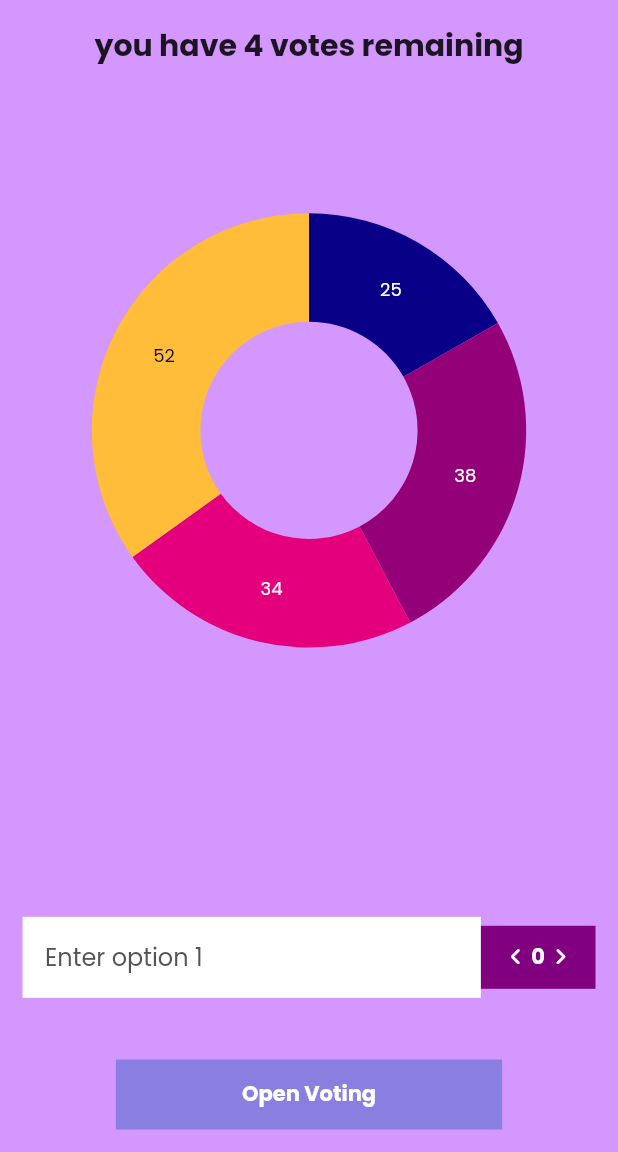
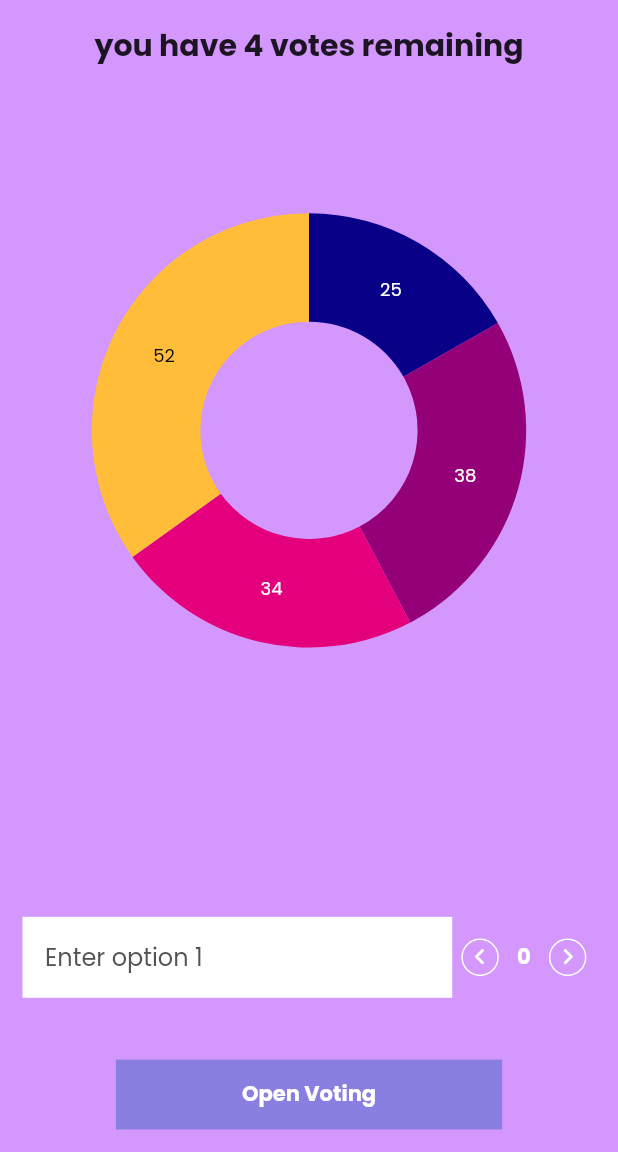
Before and after one commit to HeroesProjectTz/DecisionRoll-Flutter, a Flutter app: the DecisionPage screen opened directly with empty values, on a phone screen of 412 x 824 dp, the part 84-1236 px from its top. Run offline on Flutter 3.47's test engine with Material 2 defaults, Android fonts, the phone set to English and light mode, and no system bars; our stand-ins replace cloud_firestore, firebase_auth, firebase_core, flutter_riverpod, font_awesome_flutter, go_router and 5 more; missing offline and left inert: flutter_facebook_auth; accounts and stored records are empty.

Commit message:
Use button with Eliza’s image for decrement and increment vote

```diff
--- /dev/null
+++ b/lib/screens/components/candidate_vote_control.dart
@@ -0,0 +1,70 @@
+import 'package:decisionroll/utilities/colors.dart';
+import 'package:flutter/material.dart';
+import 'package:font_awesome_flutter/font_awesome_flutter.dart';
+
+class CandidateVoteControl extends StatelessWidget {
+  Color? color;
+  CandidateVoteControl(Color purpleColor, {Key? key, color = purpleColor})
+      : super(key: key);
+
+  @override
+  Widget build(BuildContext context) {
+    return Expanded(
+      flex: 1,
+      child: Container(
+          decoration: BoxDecoration(
+            color: color,
+          ),
+          padding: const EdgeInsets.symmetric(horizontal: 0, vertical: 10.5),
+          child: Row(
+            mainAxisAlignment: MainAxisAlignment.spaceAround,
+            children: [
+              InkWell(
+                onTap: () {
+                  debugPrint("Decrement");
+                },
+                child: Container(
+                  padding: const EdgeInsets.symmetric(
+                    horizontal: 5,
+                    vertical: 5,
+                  ),
+                  decoration: BoxDecoration(
+                    shape: BoxShape.circle,
+                    border: Border.all(
+                      color: Colors.white,
+                    ),
+                  ),
+                  child: const Icon(FontAwesomeIcons.angleLeft,
+                      color: Colors.white, size: 13),
+                ),
+              ),
+              const Text('0',
+                  style: TextStyle(
+                    color: Colors.white,
+                    fontWeight: FontWeight.bold,
+                  )),
+              // SizedBox(width: SizeConfig.screenWidth(c) * 0.01),
+              InkWell(
+                onTap: () {
+                  debugPrint("Increment");
+                },
+                child: Container(
+                  padding: const EdgeInsets.symmetric(
+                    horizontal: 5,
+                    vertical: 5,
+                  ),
+                  decoration: BoxDecoration(
+                    shape: BoxShape.circle,
+                    border: Border.all(
+                      color: Colors.white,
+                    ),
+                  ),
+                  child: const Icon(FontAwesomeIcons.angleRight,
+                      color: Colors.white, size: 13),
+                ),
+              ),
+            ],
+          )),
+    );
+  }
+}
--- a/lib/screens/decisions/decision_page.dart
+++ b/lib/screens/decisions/decision_page.dart
@@ -1,12 +1,11 @@
+import 'package:decisionroll/screens/components/candidate_vote_control.dart';
 import 'package:flutter/material.dart';
 import 'package:flutter_riverpod/flutter_riverpod.dart';
 import 'package:decisionroll/common/my_appbar.dart';
 import 'package:decisionroll/common/my_drawer.dart';
 import 'package:decisionroll/common/sizeConfig.dart';
 import 'package:decisionroll/utilities/colors.dart';
-import 'package:font_awesome_flutter/font_awesome_flutter.dart';
 import 'package:syncfusion_flutter_charts/charts.dart';
-import 'package:decisionroll/providers/database/decision_candidates_provider.dart';
 
 class DecisionPage extends ConsumerWidget {
   final String decisionId;
@@ -24,14 +23,14 @@ class DecisionPage extends ConsumerWidget {
   ];
   @override
   Widget build(BuildContext c, WidgetRef ref) {
-    debugPrint("decision page: $decisionId");
-    final candidatesAsync = ref.watch(decisionCandidatesProvider(decisionId));
-    candidatesAsync.whenOrNull(
-      data: (candidates) {
-        final cstr = candidates.map((c) => c.data()?.title).toString();
-        debugPrint("candidates: $cstr");
-      },
-    );
+    // debugPrint("decision page: $decisionId");
+    // final candidatesAsync = ref.watch(decisionCandidatesProvider(decisionId));
+    // candidatesAsync.whenOrNull(
+    //   data: (candidates) {
+    //     final cstr = candidates.map((c) => c.data()?.title).toString();
+    //     debugPrint("candidates: $cstr");
+    //   },
+    // );
 
     return Scaffold(
         backgroundColor: purpleColor,
@@ -76,7 +75,7 @@ class DecisionPage extends ConsumerWidget {
               Row(
                 children: [
                   const Expanded(
-                    flex: 4,
+                    flex: 3,
                     child: TextField(
                       decoration: InputDecoration(
                         border: InputBorder.none,
@@ -92,31 +91,7 @@ class DecisionPage extends ConsumerWidget {
                       ),
                     ),
                   ),
-                  Expanded(
-                    flex: 1,
-                    child: Container(
-                        decoration: const BoxDecoration(
-                          color: purpleColor02,
-                        ),
-                        padding: const EdgeInsets.symmetric(
-                            horizontal: 15, vertical: 10.5),
-                        child: Row(
-                          mainAxisAlignment: MainAxisAlignment.spaceAround,
-                          children: const [
-                            Icon(FontAwesomeIcons.angleLeft,
-                                color: Colors.white, size: 13),
-                            // SizedBox(width: SizeConfig.screenWidth(c) * 0.01),
-                            Text('0',
-                                style: TextStyle(
-                                  color: Colors.white,
-                                  fontWeight: FontWeight.bold,
-                                )),
-                            // SizedBox(width: SizeConfig.screenWidth(c) * 0.01),
-                            Icon(FontAwesomeIcons.angleRight,
-                                color: Colors.white, size: 13),
-                          ],
-                        )),
-                  ),
+                  CandidateVoteControl(purpleColor),
                 ],
               ),
               SizedBox(height: SizeConfig.screenHeight(c) * 0.05),
```
